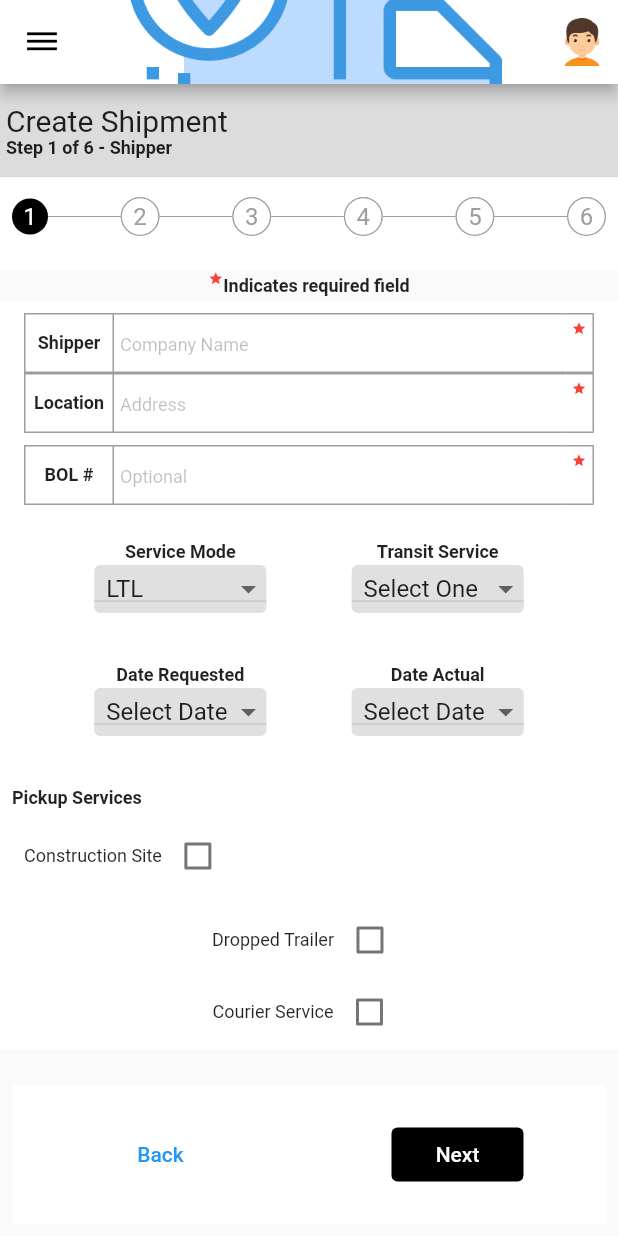
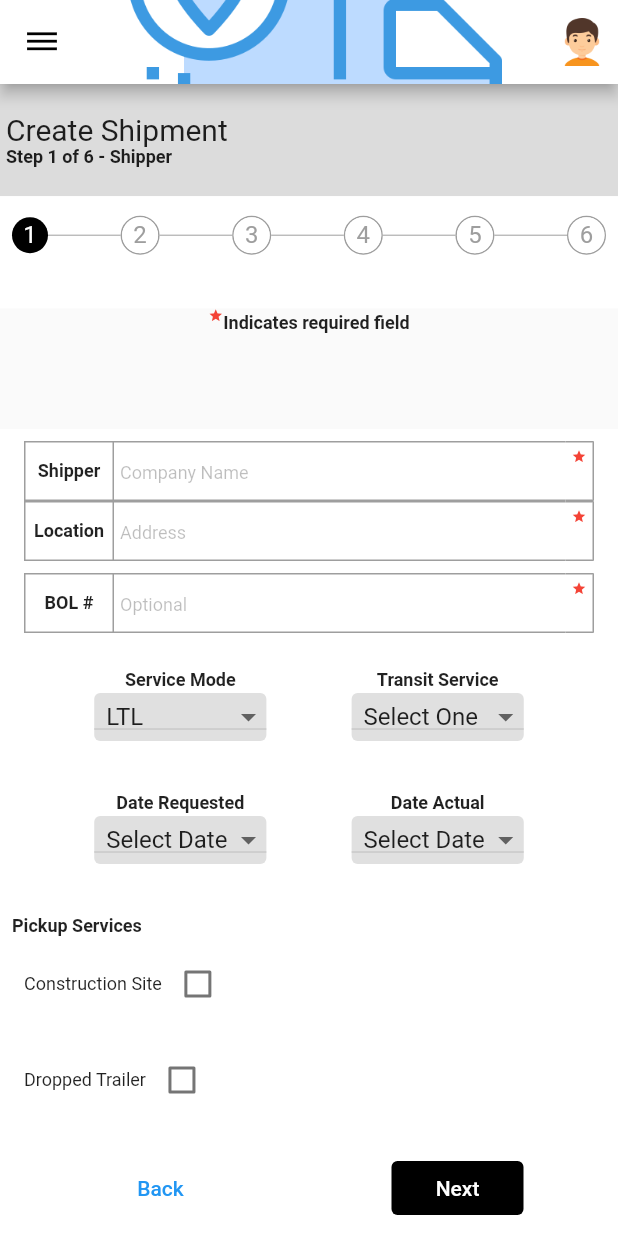
Before and after one commit to gravindrareddy/ecommerce-shipping-ui-flutter, a Flutter app: the screen it shows after launch, on a phone screen of 412 x 824 dp. Run offline on Flutter 3.47's test engine with Material 2 defaults, Android fonts, the phone set to English and light mode, and no system bars; Roboto replaces fonts that are missing (LexendDeca).

Commit message:
fixed the alignment issues

```diff
--- a/lib/main.dart
+++ b/lib/main.dart
@@ -62,7 +62,10 @@ class EcommerceOrderWidgetState extends State<EcommerceOrderFormWidget> {
                 ]),
                 Expanded(
                     flex: 8,
-                    child: SingleChildScrollView(
+                    child: Stack(
+                        alignment: Alignment.bottomCenter,
+                        children: [
+                      SingleChildScrollView(
                           child: Container(
                         decoration: BoxDecoration(color: Colors.white),
                         alignment: Alignment(-1, -1),
@@ -75,8 +78,8 @@ class EcommerceOrderWidgetState extends State<EcommerceOrderFormWidget> {
                                     "Shipper", "Company Name")),
                             Padding(
                                 padding: EdgeInsets.fromLTRB(8, 0, 8, 8),
-                              child:
-                                  CustomTextFieldWidget("Location", "Address")),
+                                child: CustomTextFieldWidget(
+                                    "Location", "Address")),
                             Padding(
                                 padding: EdgeInsets.fromLTRB(8, 0, 8, 0),
                                 child:
@@ -87,7 +90,8 @@ class EcommerceOrderWidgetState extends State<EcommerceOrderFormWidget> {
                                     mainAxisAlignment:
                                         MainAxisAlignment.spaceEvenly,
                                     children: <Widget>[
-                                    CustomDropDownWidget("Service Mode", "LTL"),
+                                      CustomDropDownWidget(
+                                          "Service Mode", "LTL"),
                                       CustomDropDownWidget(
                                           "Transit Service", "Select One")
                                     ])),
@@ -110,12 +114,14 @@ class EcommerceOrderWidgetState extends State<EcommerceOrderFormWidget> {
                                     _SmallTextBoldWidget("Pickup Services"),
                                     // [Monday] checkbox
                                     Padding(
-                                      padding: EdgeInsets.fromLTRB(8, 8, 8, 8),
+                                        padding:
+                                            EdgeInsets.fromLTRB(8, 8, 8, 8),
                                         child: Row(
                                           mainAxisAlignment:
                                               MainAxisAlignment.start,
                                           children: <Widget>[
-                                          _SmallTextWidget("Construction Site"),
+                                            _SmallTextWidget(
+                                                "Construction Site"),
                                             Checkbox(
                                               value: monVal,
                                               onChanged: (bool value) {
@@ -127,8 +133,12 @@ class EcommerceOrderWidgetState extends State<EcommerceOrderFormWidget> {
                                           ],
                                         )),
                                     // [Tuesday] checkbox
-                                  Row(
-                                    mainAxisAlignment: MainAxisAlignment.center,
+                                    Padding(
+                                        padding:
+                                            EdgeInsets.fromLTRB(8, 8, 8, 8),
+                                        child: Row(
+                                          mainAxisAlignment:
+                                              MainAxisAlignment.start,
                                           children: <Widget>[
                                             _SmallTextWidget("Dropped Trailer"),
                                             Checkbox(
@@ -140,10 +150,14 @@ class EcommerceOrderWidgetState extends State<EcommerceOrderFormWidget> {
                                               },
                                             ),
                                           ],
-                                  ),
+                                        )),
                                     // [Wednesday] checkbox
-                                  Row(
-                                    mainAxisAlignment: MainAxisAlignment.center,
+                                    Padding(
+                                        padding:
+                                            EdgeInsets.fromLTRB(8, 8, 8, 8),
+                                        child: Row(
+                                          mainAxisAlignment:
+                                              MainAxisAlignment.start,
                                           children: <Widget>[
                                             _SmallTextWidget("Courier Service"),
                                             Checkbox(
@@ -155,18 +169,16 @@ class EcommerceOrderWidgetState extends State<EcommerceOrderFormWidget> {
                                               },
                                             ),
                                           ],
-                                  ),
+                                        )),
                                   ],
                                 )),
                           ],
                         ),
-                    ))),
-                Expanded(
-                    flex: 2,
-                    child: Padding(
+                      )),
+                      Padding(
                           padding: EdgeInsets.fromLTRB(8, 24, 8, 8),
                           child: Container(
-                            color: Colors.white,
+                            color: Color.fromRGBO(255, 255, 255, 1),
                               child: Row(
                                   mainAxisAlignment:
                                       MainAxisAlignment.spaceAround,
@@ -174,6 +186,7 @@ class EcommerceOrderWidgetState extends State<EcommerceOrderFormWidget> {
                                 FlatButton(
                                     onPressed: () {},
                                     child: Text("Back"),
+                                    color: Colors.white,
                                     textColor: Colors.blue,
                                     shape: RoundedRectangleBorder(
                                         borderRadius:
@@ -186,7 +199,8 @@ class EcommerceOrderWidgetState extends State<EcommerceOrderFormWidget> {
                                   shape: RoundedRectangleBorder(
                                       borderRadius: BorderRadius.circular(4)),
                                 )
-                                ]))))
+                              ])))
+                    ])),
               ],
             )),
       ),
```
Lines whose indentation alone changed are shown as unchanged.
